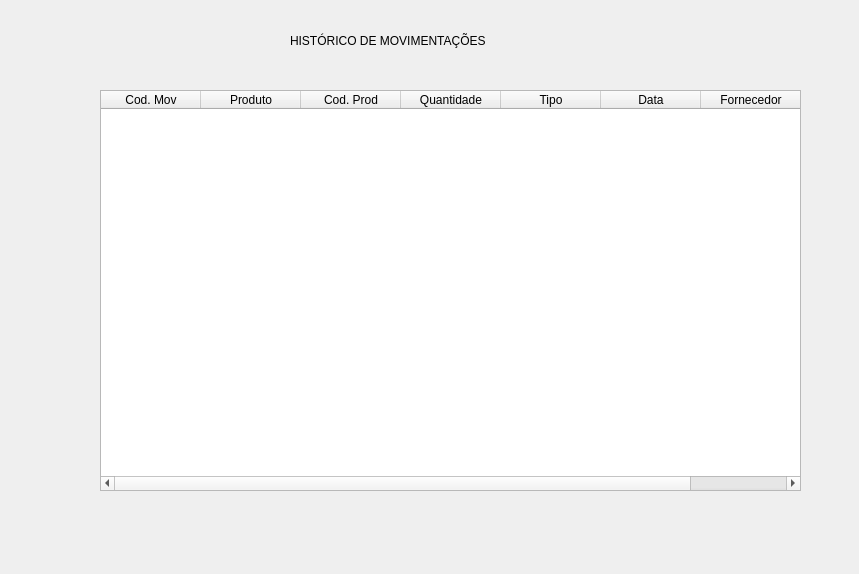
The window that HISTORICO.ui (leohpmoreira/inventoryManagement) describes before a commit, drawn with Qt 5.
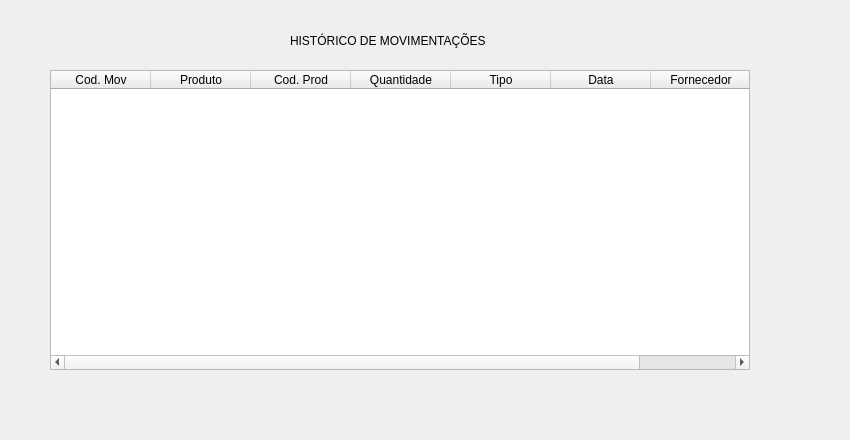
The same window after the commit.

Commit message: CadProd, deletar produto, historico e reposicao

```diff
--- a/HISTORICO.ui
+++ b/HISTORICO.ui
@@ -6,10 +6,22 @@
    <rect>
     <x>0</x>
     <y>0</y>
-    <width>859</width>
-    <height>574</height>
+    <width>850</width>
+    <height>440</height>
    </rect>
   </property>
+  <property name="minimumSize">
+   <size>
+    <width>850</width>
+    <height>440</height>
+   </size>
+  </property>
+  <property name="maximumSize">
+   <size>
+    <width>850</width>
+    <height>440</height>
+   </size>
+  </property>
   <property name="windowTitle">
    <string>Form</string>
   </property>
@@ -29,12 +41,24 @@
   <widget class="QTableWidget" name="tableWidget">
    <property name="geometry">
     <rect>
-     <x>100</x>
-     <y>90</y>
-     <width>701</width>
-     <height>401</height>
+     <x>50</x>
+     <y>70</y>
+     <width>700</width>
+     <height>300</height>
     </rect>
    </property>
+   <property name="minimumSize">
+    <size>
+     <width>700</width>
+     <height>0</height>
+    </size>
+   </property>
+   <property name="maximumSize">
+    <size>
+     <width>700</width>
+     <height>300</height>
+    </size>
+   </property>
    <column>
     <property name="text">
      <string>Cod. Mov</string>
```
The commit also changes 10 other files.
